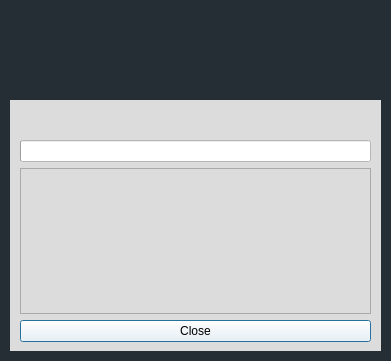
k2geospatial/jmapcloud-qgis-plugin, file ui/ui_files/action_dialog_base.ui: the form before one commit.
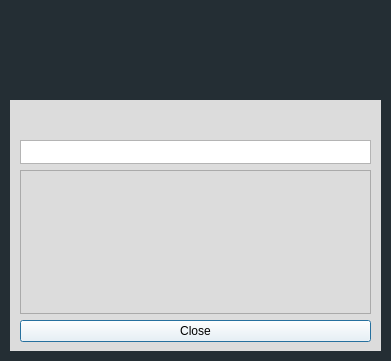
The form after the commit. Icons and pictures are not drawn.

Diff of the .ui file:
```diff
--- a/ui/ui_files/action_dialog_base.ui
+++ b/ui/ui_files/action_dialog_base.ui
@@ -80,7 +80,14 @@
         <bool>false</bool>
        </property>
        <property name="styleSheet">
-        <string notr="true">background-color:rgb(255, 255, 255)</string>
+        <string notr="true">QProgressBar {
+ background-color: rgb(255, 255, 255);
+ color: rgb(0, 0, 0);
+ border: 1px solid rgb(180, 180, 180);
+}
+QProgressBar::chunk {
+ background-color: rgb(90, 170, 255);
+}</string>
        </property>
        <property name="value">
         <number>0</number>
```
Left out of the diff: 11 changed lines with no effect on the pictures.
